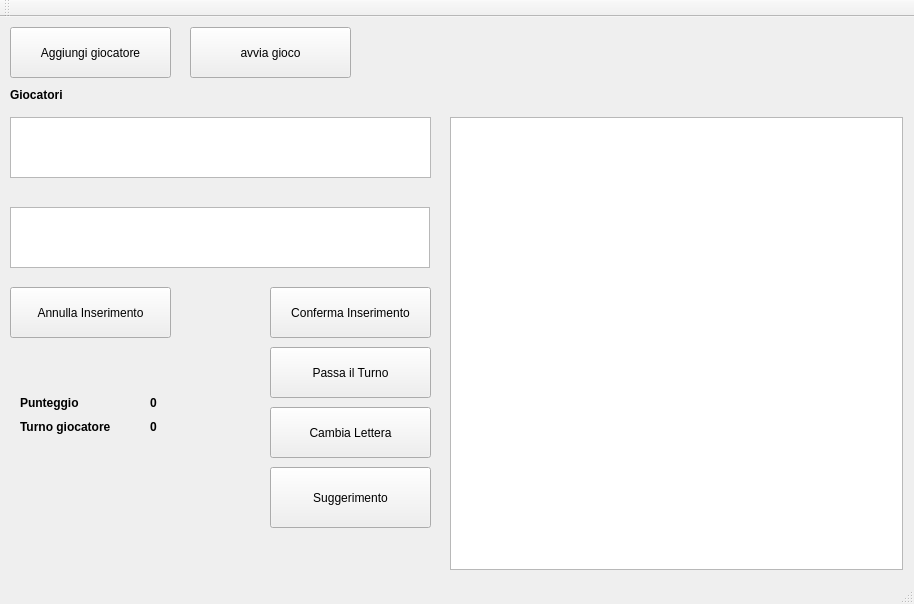
Before: the Qt Designer form UpWords/mainwindow.ui in giogandola98/UpWords, drawn with Qt 5.
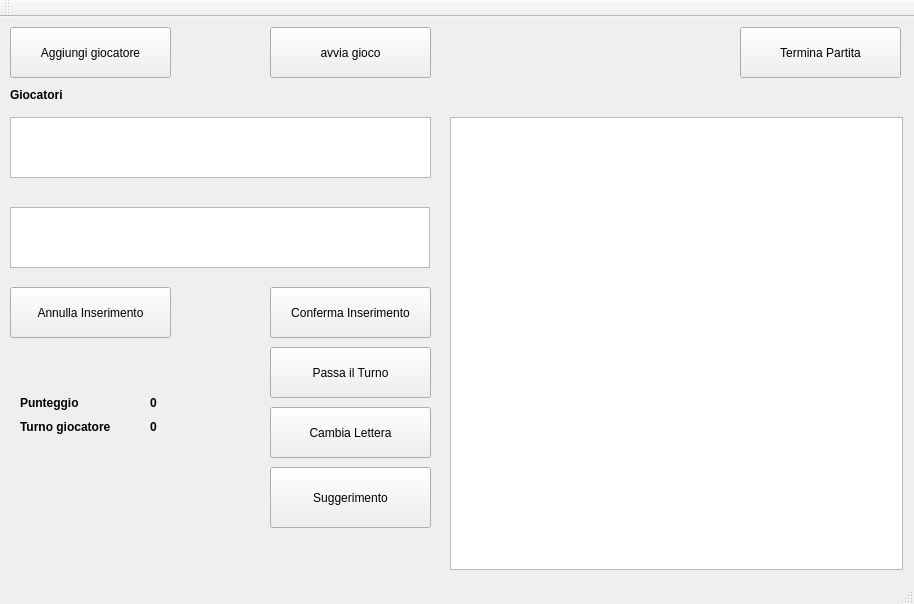
After: the same form once the commit is applied.

What changed in the file:
```diff
--- a/UpWords/mainwindow.ui
+++ b/UpWords/mainwindow.ui
@@ -282,7 +282,7 @@
    <widget class="QPushButton" name="conferma_btn_3">
     <property name="geometry">
      <rect>
-      <x>190</x>
+      <x>270</x>
       <y>10</y>
       <width>161</width>
       <height>51</height>
@@ -292,6 +292,19 @@
      <string>avvia gioco</string>
     </property>
    </widget>
+   <widget class="QPushButton" name="end_btn">
+    <property name="geometry">
+     <rect>
+      <x>740</x>
+      <y>10</y>
+      <width>161</width>
+      <height>51</height>
+     </rect>
+    </property>
+    <property name="text">
+     <string>Termina Partita</string>
+    </property>
+   </widget>
   </widget>
   <widget class="QToolBar" name="mainToolBar">
    <attribute name="toolBarArea">
```
